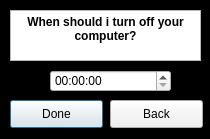
Qt form QT templates/turnOff.ui (readytow0rk/timer-weather) before a commit.
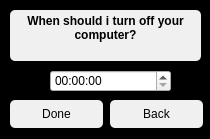
The same form after that commit.

What changed in the file:
```diff
--- a/QT templates/turnOff.ui
+++ b/QT templates/turnOff.ui
@@ -37,6 +37,12 @@
      <height>51</height>
     </rect>
    </property>
+   <property name="styleSheet">
+    <string notr="true">QTextBrowser{
+border-radius:5px;
+background-color:rgb(240, 240, 241)
+}</string>
+   </property>
    <property name="html">
     <string>&lt;!DOCTYPE HTML PUBLIC &quot;-//W3C//DTD HTML 4.0//EN&quot; &quot;http://www.w3.org/TR/REC-html40/strict.dtd&quot;&gt;
 &lt;html&gt;&lt;head&gt;&lt;meta name=&quot;qrichtext&quot; content=&quot;1&quot; /&gt;&lt;style type=&quot;text/css&quot;&gt;
@@ -55,8 +61,12 @@
     </rect>
    </property>
    <property name="styleSheet">
-    <string notr="true">QPushButton:hover {
-background-color:rgb(0, 255, 255);
+    <string notr="true">QPushButton{
+border-radius:5px;
+background-color:rgb(240, 240, 241)
+}
+QPushButton:hover {
+background-color:rgb(0, 244, 138);
 font-size: 20px
 }
 </string>
@@ -75,7 +85,11 @@
     </rect>
    </property>
    <property name="styleSheet">
-    <string notr="true">QPushButton:hover {
+    <string notr="true">QPushButton{
+border-radius:5px;
+background-color:rgb(240, 240, 241)
+}
+QPushButton:hover {
 background-color:rgb(0, 255, 255);
 font-size: 20px
 }
```
Left out of the diff: 2 changed lines with no effect on the pictures.
